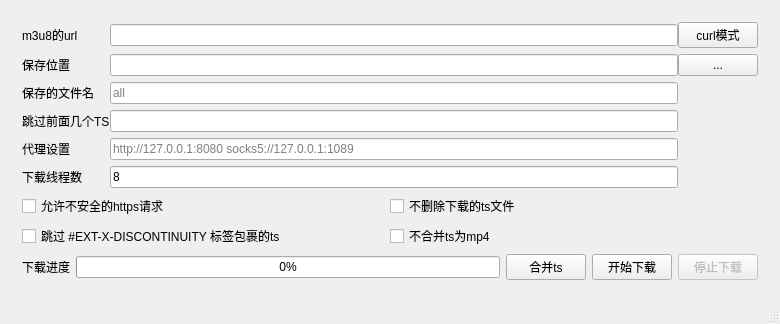
orestonce/m3u8d, file m3u8d-qt/mainwindow.ui: the form before one commit.
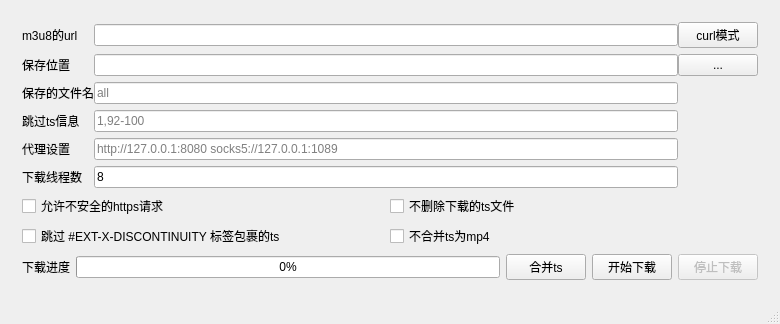
The form after the commit.

Commit message: 支持跳过多个段落

Patch:
```diff
--- a/m3u8d-qt/mainwindow.ui
+++ b/m3u8d-qt/mainwindow.ui
@@ -52,7 +52,11 @@
            </widget>
           </item>
           <item row="4" column="1">
-           <widget class="QLineEdit" name="lineEdit_SkipTsCountFromHead"/>
+           <widget class="QLineEdit" name="lineEdit_SkipTsExpr">
+            <property name="placeholderText">
+             <string>1,92-100</string>
+            </property>
+           </widget>
           </item>
           <item row="0" column="2">
            <widget class="QPushButton" name="pushButton_curlMode">
@@ -88,7 +92,7 @@
           <item row="4" column="0">
            <widget class="QLabel" name="label_5">
             <property name="text">
-             <string>跳过前面几个TS</string>
+             <string>跳过ts信息</string>
             </property>
            </widget>
           </item>
```
The commit also changes 7 other files.
